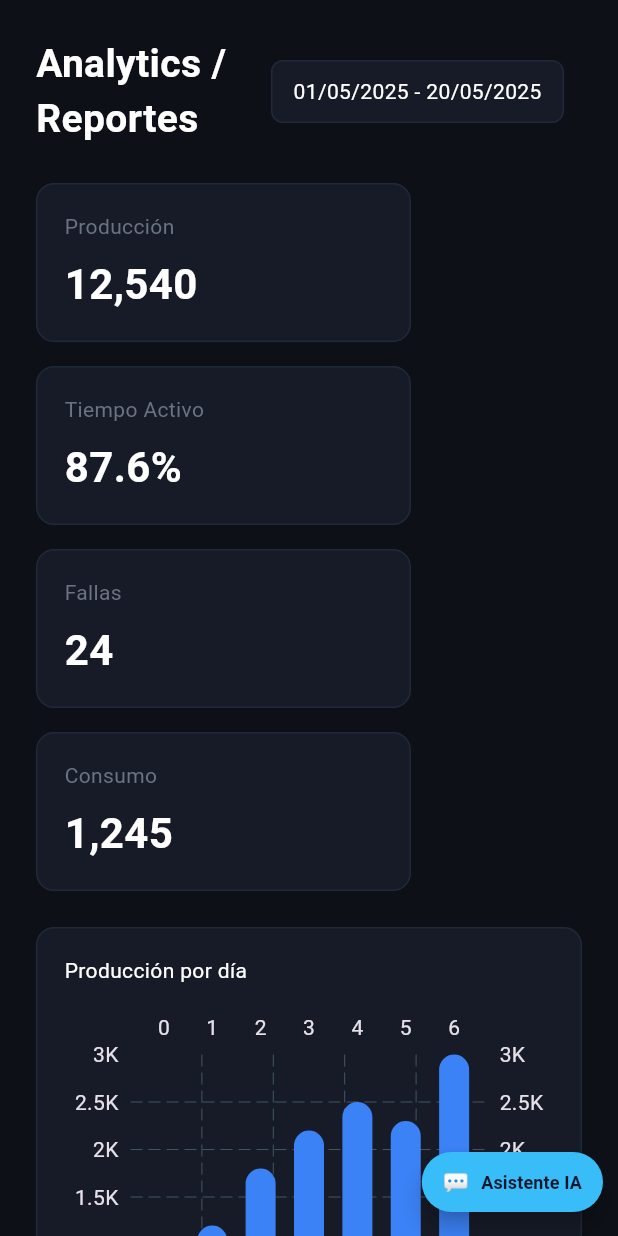
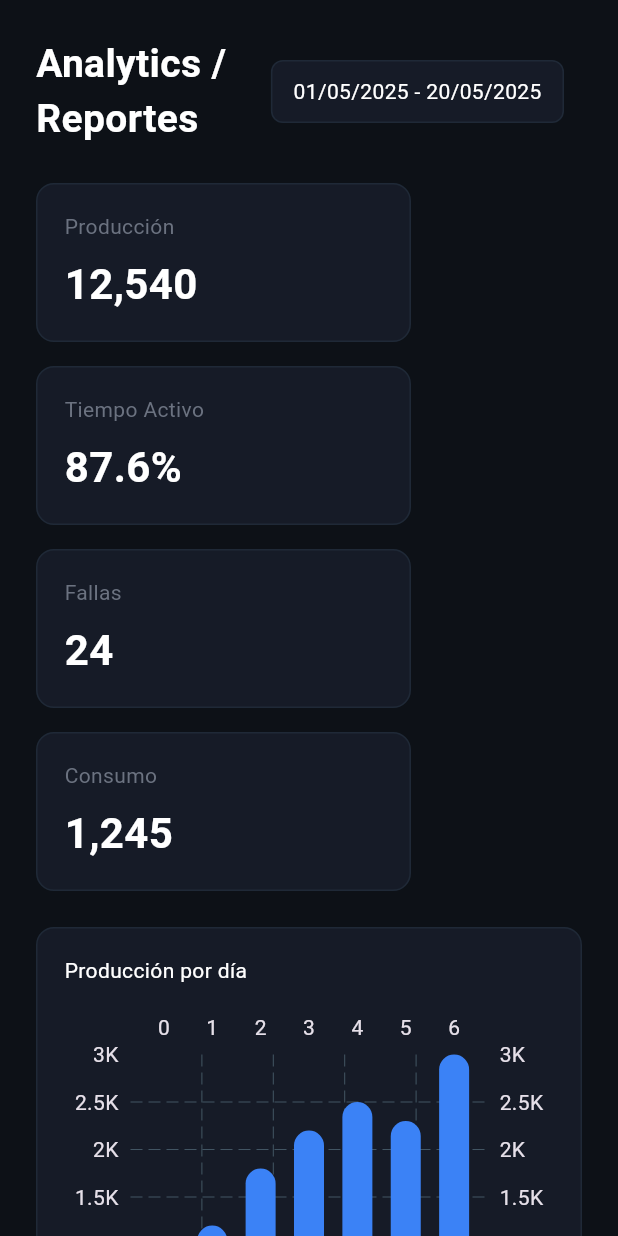
Before and after one commit to edgarbuitron/scada, a Flutter app: the screen it shows after launch, on a phone screen of 412 x 824 dp. Run offline on Flutter 3.47's test engine with Material 3 defaults, Android fonts, the light colour scheme and no system bars; drawn by our look-alikes of fl_chart.

Commit message:
ajustes en el apartado del chat bot

```diff
--- a/lib/main.dart
+++ b/lib/main.dart
@@ -48,10 +48,6 @@ class MyApp extends StatelessWidget {
 
 
  */
-
-
-
-
 
 
 
@@ -155,6 +151,7 @@ enum AppView {
   analytics,
   usuarios,
   nube,
+  chatbot,
 }
 
 class LogEntry {
@@ -187,7 +184,6 @@ class _ScadaMasterHomeState extends State<ScadaMasterHome> {
   String _role = 'Ingeniero';
   String _mode = 'manual';
   String _clock = '';
-  bool _chatOpen = false;
   bool _chatLoading = false;
   late Timer _clockTimer;
 
@@ -272,10 +268,8 @@ class _ScadaMasterHomeState extends State<ScadaMasterHome> {
       return 'Centro Prensado (TMPUM24-A)\n• Motor prensa bidireccional';
     if (ql.contains('conexion') || ql.contains('red'))
       return 'Módulo Conexiones: gestiona y monitorea las maquetas disponibles en la red.';
-
-
-
-
+    if (ql.contains('diagnostico'))
+        return 'Diagnóstico de Conexiones: visualiza el flujo y estado de la red en tiempo real.';
     if (ql.contains('historial') || ql.contains('log'))
       return 'Historial de Eventos: consulta y filtra todos los eventos del sistema.';
     if (ql.contains('analytic') || ql.contains('reporte'))
@@ -322,6 +316,8 @@ class _ScadaMasterHomeState extends State<ScadaMasterHome> {
         return 'Gestión de Usuarios';
       case AppView.nube:
         return 'Cloud Sync';
+      case AppView.chatbot:
+        return 'Asistente IA Chatbot';
     }
   }
 
@@ -341,8 +337,7 @@ class _ScadaMasterHomeState extends State<ScadaMasterHome> {
               child: SafeArea(child: _sidebarContent(layout)),
             ),
       body: SafeArea(
-        child: Stack(children: [
-          Row(children: [
+        child: Row(children: [
             if (showSidebar)
               Container(
                 width: layout == _Layout.tablet ? 200 : 248,
@@ -364,8 +359,6 @@ class _ScadaMasterHomeState extends State<ScadaMasterHome> {
                 ),
               ]),
             ),
-          ]),
-          _chatbot(layout),
           ]),
       ),
     );
@@ -421,6 +414,7 @@ class _ScadaMasterHomeState extends State<ScadaMasterHome> {
         _navTile('📈', 'Analytics', AppView.analytics, kIndigo, compact),
         _navTile('👥', 'Usuarios', AppView.usuarios, kPink, compact),
         _navTile('☁️', 'Cloud Sync', AppView.nube, kCyan, compact),
+        _navTile('🤖', 'Chatbot', AppView.chatbot, kIndigo, compact),
         const SizedBox(height: 12),
       ]),
     );
@@ -781,6 +775,8 @@ class _ScadaMasterHomeState extends State<ScadaMasterHome> {
         return const UsuariosScreen();
       case AppView.nube:
         return const CloudSyncDashboard();
+      case AppView.chatbot:
+        return _buildChatbotView();
       case AppView.robot:
         // TODO: Handle this case.
         throw UnimplementedError();
@@ -909,93 +905,53 @@ class _ScadaMasterHomeState extends State<ScadaMasterHome> {
         ),
       );
 
-  // ── Chatbot ────────────────────────────────────────────────────────────────
-  Widget _chatbot(_Layout layout) {
-    final fabBottom = layout == _Layout.mobile ? 12.0 : 18.0;
-    final fabRight = layout == _Layout.mobile ? 10.0 : 16.0;
-    final chatW = layout == _Layout.mobile
-        ? MediaQuery.of(context).size.width * 0.88
-        : 310.0;
-
-    return Positioned(
-      bottom: fabBottom,
-      right: fabRight,
-      child: Column(
-          mainAxisSize: MainAxisSize.min,
-          crossAxisAlignment: CrossAxisAlignment.end,
-          children: [
-            if (_chatOpen)
-              Container(
-                width: chatW,
-                height: 400,
-                margin: const EdgeInsets.only(bottom: 8),
-                decoration: BoxDecoration(
-                  color: kPanelBg,
-                  border: Border.all(color: kBorder),
-                  borderRadius: BorderRadius.circular(12),
-                  boxShadow: const [
-                    BoxShadow(
-                        color: Colors.black54,
-                        blurRadius: 16,
-                        offset: Offset(0, 6))
-                  ],
-                ),
+  // ── Chatbot View ──────────────────────────────────────────────────────────
+  Widget _buildChatbotView() {
+    _scrollChat();
+    return Padding(
+      padding: const EdgeInsets.all(16.0),
       child: Column(children: [
-                  Container(
-                    padding: const EdgeInsets.symmetric(
-                        horizontal: 12, vertical: 10),
-                    decoration: const BoxDecoration(
-                        color: kCyan,
-                        borderRadius: BorderRadius.only(
-                            topLeft: Radius.circular(12),
-                            topRight: Radius.circular(12))),
-                    child: Row(children: [
-                      const Text('Hitech Bot 🤖',
-                          style: TextStyle(
-                              color: kBgDark,
-                              fontWeight: FontWeight.bold,
-                              fontSize: 13)),
-                      const Spacer(),
-                      GestureDetector(
-                          onTap: () => setState(() => _chatOpen = false),
-                          child: const Icon(Icons.close,
-                              color: kBgDark, size: 16)),
-                    ]),
-                  ),
         Expanded(
           child: Container(
+            decoration: BoxDecoration(
               color: kSidebar,
+              border: Border.all(color: kBorder),
+              borderRadius: BorderRadius.circular(8),
+            ),
             child: ListView.builder(
               controller: _chatSc,
               padding: const EdgeInsets.all(10),
               itemCount: _chatMsgs.length + (_chatLoading ? 1 : 0),
               itemBuilder: (_, i) {
-                        if (_chatLoading && i == _chatMsgs.length)
+                if (_chatLoading && i == _chatMsgs.length) {
                   return _bubble('', false, typing: true);
+                }
                 final m = _chatMsgs[i];
                 return _bubble(m.text, m.isUser);
               },
             ),
-                  )),
+          ),
+        ),
+        const SizedBox(height: 12),
         Container(
           padding: const EdgeInsets.all(8),
-                    decoration: const BoxDecoration(
+          decoration: BoxDecoration(
               color: kPanelBg,
-                        border: Border(top: BorderSide(color: kBorder))),
+              borderRadius: BorderRadius.circular(8),
+              border: Border.all(color: kBorder)),
           child: Row(children: [
             Expanded(
               child: TextField(
                 controller: _chatCtrl,
-                        style: const TextStyle(color: kTextMain, fontSize: 12),
+                style: const TextStyle(color: kTextMain, fontSize: 13),
                 decoration: InputDecoration(
-                          hintText: 'Pregunta algo...',
-                          hintStyle:
-                              const TextStyle(color: kTextMuted, fontSize: 11),
+                  hintText: 'Pregunta algo al Asistente IA...',
+                  hintStyle: const TextStyle(color: kTextMuted, fontSize: 12),
                   filled: true,
                   fillColor: kBgDark,
                   isDense: true,
-                          contentPadding: const EdgeInsets.symmetric(
-                              horizontal: 10, vertical: 8),
+                  contentPadding:
+                      const EdgeInsets.symmetric(horizontal: 12, vertical: 10),
                   border: OutlineInputBorder(
                       borderRadius: BorderRadius.circular(6),
                       borderSide: const BorderSide(color: kBorder)),
@@ -1007,36 +963,20 @@ class _ScadaMasterHomeState extends State<ScadaMasterHome> {
                       borderSide: const BorderSide(color: kCyan)),
                 ),
                 onSubmitted: (_) => _sendChat(),
-                      )),
-                      const SizedBox(width: 6),
+              ),
+            ),
+            const SizedBox(width: 8),
             GestureDetector(
               onTap: _sendChat,
               child: Container(
-                            padding: const EdgeInsets.all(8),
+                  padding:
+                      const EdgeInsets.symmetric(horizontal: 16, vertical: 10),
                   decoration: BoxDecoration(
-                                color: kCyan,
-                                borderRadius: BorderRadius.circular(6)),
-                            child: const Icon(Icons.send,
-                                color: kBgDark, size: 14)),
+                      color: kCyan, borderRadius: BorderRadius.circular(6)),
+                  child: const Icon(Icons.send_rounded,
+                      color: kBgDark, size: 20)),
             ),
           ]),
-                  ),
-                ]),
-              ),
-            ElevatedButton.icon(
-              onPressed: () => setState(() => _chatOpen = !_chatOpen),
-              icon: const Text('💬', style: TextStyle(fontSize: 14)),
-              label: const Text('Asistente IA',
-                  style: TextStyle(fontWeight: FontWeight.bold, fontSize: 12)),
-              style: ElevatedButton.styleFrom(
-                backgroundColor: kCyan,
-                foregroundColor: kBgDark,
-                padding:
-                    const EdgeInsets.symmetric(horizontal: 14, vertical: 10),
-                shape: RoundedRectangleBorder(
-                    borderRadius: BorderRadius.circular(28)),
-                elevation: 6,
-              ),
         ),
       ]),
     );
```
Lines whose indentation alone changed are shown as unchanged.
